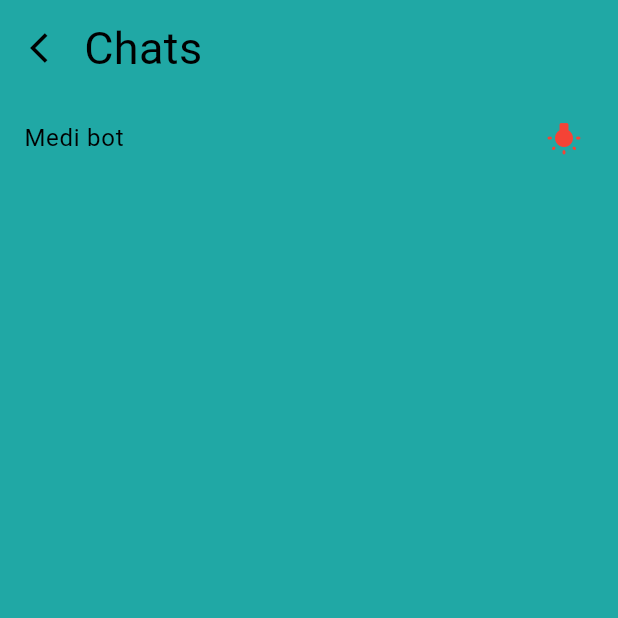
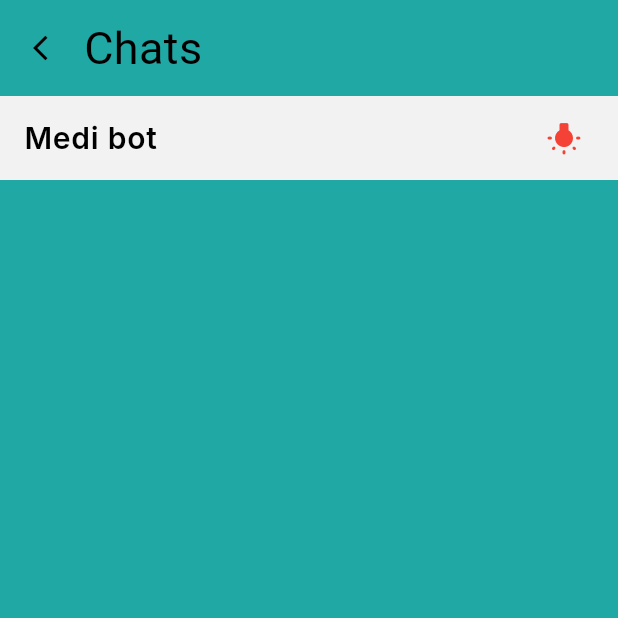
Before and after one commit to Shashank-Sahu8/problems, a Flutter app: the screen it shows once a user with an empty profile is signed in, after a tap on the "message" icon, on a phone screen of 412 x 824 dp, the top half of it. Run offline on Flutter 3.47's test engine with Material 3 defaults, Android fonts, the light colour scheme and no system bars; our stand-ins replace cloud_firestore, connectivity_plus, dash_chat_2, file_picker, firebase_auth, firebase_core and 14 more; missing offline and left inert: country_state_picker_plus, datetime_picker_field_platform, msh_checkbox, random_avatar; accounts and stored records are empty.

Commit message:
shashank2

```diff
--- a/lib/Chats/chat_inbox_page.dart
+++ b/lib/Chats/chat_inbox_page.dart
@@ -1,6 +1,7 @@
 import 'package:cloud_firestore/cloud_firestore.dart';
 import 'package:firebase_auth/firebase_auth.dart';
 import 'package:flutter/material.dart';
+import 'package:google_fonts/google_fonts.dart';
 import 'package:project_power/Chats/Chat.dart';
 
 import 'ai_call1.dart';
@@ -30,29 +31,40 @@ class _ChatInboxPageState extends State<ChatInboxPage> {
                       },
                       icon: Icon(
                         Icons.arrow_back_ios,
-                        color: Colors.black,
+                        color: Theme.of(context).colorScheme.onPrimary,
+                        size: 20,
                       )),
                   Text(
                     'Chats',
-                    style: TextStyle(fontSize: 30, color: Colors.black),
+                    style: TextStyle(
+                      fontSize: 30,
+                      color: Theme.of(context).colorScheme.onPrimary,
+                    ),
                   ),
                 ],
               ),
             ),
-            ListTile(
+            Container(
+              color: Theme.of(context).colorScheme.tertiary,
+              child: ListTile(
                 onTap: () {
-                Navigator.push(context,
-                    MaterialPageRoute(builder: (context) => aicall1()));
+                  Navigator.push(
+                      context, MaterialPageRoute(builder: (context) => bot()));
                 },
                 title: Text(
                   'Medi bot',
-                style: TextStyle(color: Colors.black),
+                  style: GoogleFonts.inter(
+                      color: Theme.of(context).colorScheme.onPrimary,
+                      fontSize: 20,
+                      fontWeight: FontWeight.w600),
                 ),
                 trailing: Icon(
                   Icons.wb_incandescent_rounded,
                   color: Colors.red,
                 ),
               ),
+            ),
+            //Divider(),
             _buildInbox(),
           ],
         ),
@@ -71,7 +83,7 @@ class _ChatInboxPageState extends State<ChatInboxPage> {
         if (snapshot.hasError) {
           return Text('Error');
         } else if (snapshot.connectionState == ConnectionState.waiting) {
-          return CircularProgressIndicator();
+          return Center(child: CircularProgressIndicator());
         }
         return Expanded(
           child: ListView.builder(
@@ -90,11 +102,21 @@ class _ChatInboxPageState extends State<ChatInboxPage> {
     Map<String, dynamic> data = document.data()! as Map<String, dynamic>;
 
     // Don't display the current user in the list
-    if (FirebaseAuth.instance.currentUser!.email != data['email']) {
-      return ListTile(
+    if (FirebaseAuth.instance.currentUser!.email != data['email'] &&
+        data['check'] == true) {
+      return Padding(
+        padding: const EdgeInsets.only(left: 15.0, right: 15, top: 15),
+        child: Container(
+          decoration: BoxDecoration(
+              borderRadius: BorderRadius.circular(10),
+              color: Theme.of(context).colorScheme.tertiary),
+          child: ListTile(
             title: Text(
-          data['name'],
-          style: TextStyle(color: Colors.black),
+              "Dr.  " + data['name'],
+              style: GoogleFonts.acme(
+                  color: Theme.of(context).colorScheme.onPrimary,
+                  fontSize: 20,
+                  fontWeight: FontWeight.w600),
             ),
             onTap: () {
               Navigator.push(
@@ -107,10 +129,10 @@ class _ChatInboxPageState extends State<ChatInboxPage> {
                 ),
               );
             },
+          ),
+        ),
       );
     }
-
-    // Return an empty container if the current user matches
     return Container();
   }
 }
--- a/lib/User/Bottom_Navigation.dart
+++ b/lib/User/Bottom_Navigation.dart
@@ -133,7 +133,7 @@ class _homeState extends State<bottomnav> {
                 height: 65,
                 width: MediaQuery.of(context).size.width,
                 decoration: BoxDecoration(
-                    color: Theme.of(context).colorScheme.onSurface,
+                    color: Theme.of(context).colorScheme.tertiary,
                     borderRadius: BorderRadius.circular(10)),
                 child: Padding(
                   padding: const EdgeInsets.all(14.0),
@@ -164,7 +164,7 @@ class _homeState extends State<bottomnav> {
                 height: 65,
                 width: MediaQuery.of(context).size.width,
                 decoration: BoxDecoration(
-                    color: Theme.of(context).colorScheme.onSurface,
+                    color: Theme.of(context).colorScheme.tertiary,
                     borderRadius: BorderRadius.circular(10)),
                 child: Padding(
                   padding: const EdgeInsets.all(14.0),
--- a/lib/User/Pages View/Home.dart
+++ b/lib/User/Pages View/Home.dart
@@ -40,7 +40,7 @@ class _homeState extends State<home> {
                     MaterialPageRoute(builder: (_) => ChatInboxPage()));
               },
               icon: CircleAvatar(
-                backgroundColor: Theme.of(context).colorScheme.onSurface,
+                backgroundColor: Theme.of(context).colorScheme.tertiary,
                 child: Icon(
                   Icons.message_outlined,
                   color: Theme.of(context).colorScheme.surface,
--- a/pubspec.yaml
+++ b/pubspec.yaml
@@ -76,6 +76,7 @@ dependencies:
   random_avatar: ^0.0.8
   shimmer: ^3.0.0
   flutter_heatmap_calendar: ^1.0.5
+  dash_chat_2: ^0.0.20
 
 
 dev_dependencies:
```
Lines whose indentation alone changed are shown as unchanged.
